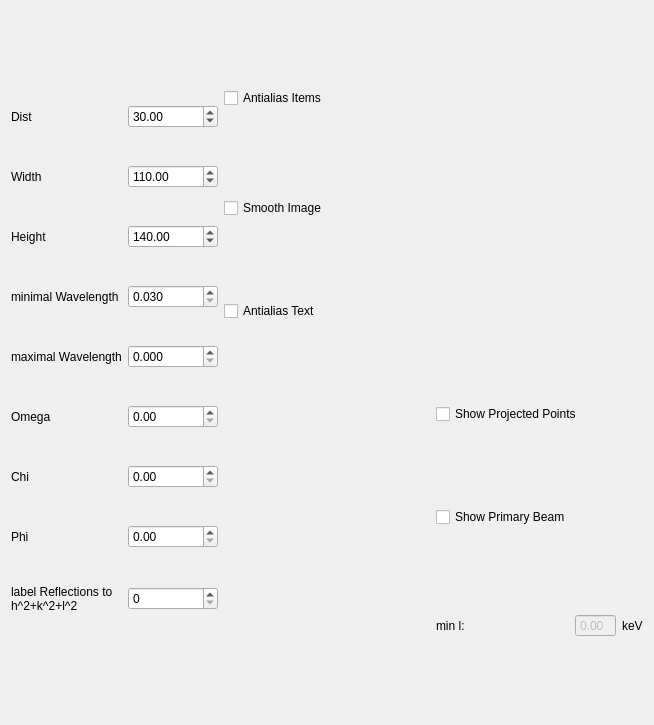
Before: the Qt Designer form LauePlaneCfgUI.ui in BackupTheBerlios/clip-svn, drawn with Qt 5.
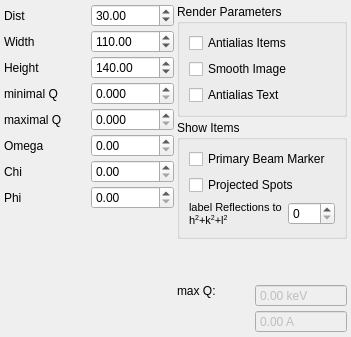
After: the same form once the commit is applied.

```diff
--- a/LauePlaneCfgUI.ui
+++ b/LauePlaneCfgUI.ui
@@ -5,15 +5,23 @@
    <rect>
     <x>0</x>
     <y>0</y>
-    <width>654</width>
-    <height>725</height>
+    <width>351</width>
+    <height>337</height>
    </rect>
   </property>
   <property name="windowTitle" >
    <string>Form</string>
   </property>
   <layout class="QGridLayout" name="gridLayout_2" >
-   <item rowspan="6" row="0" column="0" >
+   <property name="margin" >
+    <number>4</number>
+   </property>
+   <property name="spacing" >
+    <number>3</number>
+   </property>
+   <item rowspan="4" row="0" column="0" >
+    <layout class="QVBoxLayout" name="verticalLayout_3" >
+     <item>
     <layout class="QGridLayout" name="gridLayout" >
      <item row="0" column="0" >
       <widget class="QLabel" name="label_4" >
@@ -87,38 +95,47 @@
      <item row="3" column="0" >
       <widget class="QLabel" name="label_5" >
        <property name="text" >
-        <string>minimal Wavelength</string>
+          <string>minimal Q</string>
        </property>
        <property name="buddy" >
-        <cstring>detMinWavelength</cstring>
+          <cstring>detMinQ</cstring>
        </property>
       </widget>
      </item>
      <item row="3" column="1" >
-      <widget class="QDoubleSpinBox" name="detMinWavelength" >
+        <widget class="QDoubleSpinBox" name="detMinQ" >
+         <property name="suffix" >
+          <string/>
+         </property>
        <property name="decimals" >
         <number>3</number>
        </property>
        <property name="minimum" >
-        <double>0.030000000000000</double>
+          <double>0.000000000000000</double>
+         </property>
+         <property name="singleStep" >
+          <double>0.100000000000000</double>
        </property>
       </widget>
      </item>
      <item row="4" column="0" >
       <widget class="QLabel" name="label_6" >
        <property name="text" >
-        <string>maximal Wavelength</string>
+          <string>maximal Q</string>
        </property>
        <property name="buddy" >
-        <cstring>detMaxwavelength</cstring>
+          <cstring>detMaxQ</cstring>
        </property>
       </widget>
      </item>
      <item row="4" column="1" >
-      <widget class="QDoubleSpinBox" name="detMaxwavelength" >
+        <widget class="QDoubleSpinBox" name="detMaxQ" >
        <property name="decimals" >
         <number>3</number>
        </property>
+         <property name="singleStep" >
+          <double>0.100000000000000</double>
+         </property>
       </widget>
      </item>
      <item row="5" column="0" >
@@ -134,6 +151,16 @@
      <item row="5" column="1" >
       <widget class="QDoubleSpinBox" name="detOmega" />
      </item>
+       <item row="6" column="0" >
+        <widget class="QLabel" name="label_8" >
+         <property name="text" >
+          <string>Chi</string>
+         </property>
+         <property name="buddy" >
+          <cstring>detChi</cstring>
+         </property>
+        </widget>
+       </item>
      <item row="6" column="1" >
       <widget class="QDoubleSpinBox" name="detChi" />
      </item>
@@ -150,35 +177,33 @@
      <item row="7" column="1" >
       <widget class="QDoubleSpinBox" name="detPhi" />
      </item>
-     <item row="8" column="0" >
-      <widget class="QLabel" name="label" >
-       <property name="text" >
-        <string>label Reflections to h^2+k^2+l^2</string>
-       </property>
-       <property name="wordWrap" >
-        <bool>true</bool>
-       </property>
-       <property name="buddy" >
-        <cstring>maxRefLabel</cstring>
-       </property>
-      </widget>
+      </layout>
      </item>
-     <item row="8" column="1" >
-      <widget class="QSpinBox" name="maxRefLabel" />
-     </item>
-     <item row="6" column="0" >
-      <widget class="QLabel" name="label_8" >
-       <property name="text" >
-        <string>Chi</string>
+     <item>
+      <spacer name="verticalSpacer_2" >
+       <property name="orientation" >
+        <enum>Qt::Vertical</enum>
        </property>
-       <property name="buddy" >
-        <cstring>detChi</cstring>
+       <property name="sizeHint" stdset="0" >
+        <size>
+         <width>20</width>
+         <height>15</height>
+        </size>
        </property>
-      </widget>
+      </spacer>
      </item>
     </layout>
    </item>
    <item row="0" column="1" >
+    <widget class="QGroupBox" name="groupBox" >
+     <property name="title" >
+      <string>Render Parameters</string>
+     </property>
+     <property name="flat" >
+      <bool>true</bool>
+     </property>
+     <layout class="QVBoxLayout" name="verticalLayout" >
+      <item>
     <widget class="QCheckBox" name="checkBox" >
      <property name="text" >
       <string>Antialias Items</string>
@@ -188,7 +213,7 @@
      </property>
     </widget>
    </item>
-   <item row="1" column="1" >
+      <item>
     <widget class="QCheckBox" name="checkBox_2" >
      <property name="text" >
       <string>Smooth Image</string>
@@ -198,7 +223,7 @@
      </property>
     </widget>
    </item>
-   <item row="2" column="1" >
+      <item>
     <widget class="QCheckBox" name="checkBox_3" >
      <property name="text" >
       <string>Antialias Text</string>
@@ -208,109 +233,147 @@
      </property>
     </widget>
    </item>
-   <item row="3" column="2" >
-    <widget class="QCheckBox" name="checkBox_4" >
-     <property name="text" >
-      <string>Show Projected Points</string>
-     </property>
+     </layout>
     </widget>
    </item>
-   <item row="4" column="2" >
+   <item row="1" column="1" >
+    <widget class="QGroupBox" name="groupBox_2" >
+     <property name="title" >
+      <string>Show Items</string>
+     </property>
+     <property name="alignment" >
+      <set>Qt::AlignLeading|Qt::AlignLeft|Qt::AlignTop</set>
+     </property>
+     <property name="flat" >
+      <bool>true</bool>
+     </property>
+     <layout class="QVBoxLayout" name="verticalLayout_2" >
+      <item>
     <widget class="QCheckBox" name="checkBox_5" >
      <property name="text" >
-      <string>Show Primary Beam</string>
+         <string>Primary Beam Marker</string>
      </property>
     </widget>
    </item>
-   <item row="5" column="2" >
+      <item>
+       <widget class="QCheckBox" name="checkBox_4" >
+        <property name="text" >
+         <string>Projected Spots</string>
+        </property>
+       </widget>
+      </item>
+      <item>
     <layout class="QHBoxLayout" name="horizontalLayout_2" >
      <item>
-      <widget class="QLabel" name="label_10" >
+         <widget class="QLabel" name="label" >
        <property name="text" >
-        <string>min l:</string>
+           <string>&lt;!DOCTYPE HTML PUBLIC "-//W3C//DTD HTML 4.0//EN" "http://www.w3.org/TR/REC-html40/strict.dtd">
+&lt;html>&lt;head>&lt;meta name="qrichtext" content="1" />&lt;style type="text/css">
+p, li { white-space: pre-wrap; }
+&lt;/style>&lt;/head>&lt;body style=" font-family:'MS Shell Dlg 2'; font-size:8.25pt; font-weight:400; font-style:normal;">
+&lt;p style=" margin-top:0px; margin-bottom:0px; margin-left:0px; margin-right:0px; -qt-block-indent:0; text-indent:0px;">label Reflections to h&lt;span style=" vertical-align:super;">2&lt;/span>+k&lt;span style=" vertical-align:super;">2&lt;/span>+l&lt;span style=" vertical-align:super;">2&lt;/span>&lt;/p>&lt;/body>&lt;/html></string>
+          </property>
+          <property name="wordWrap" >
+           <bool>true</bool>
+          </property>
+          <property name="buddy" >
+           <cstring>maxRefLabel</cstring>
        </property>
       </widget>
      </item>
      <item>
+         <widget class="QSpinBox" name="maxRefLabel" />
+        </item>
+       </layout>
+      </item>
+     </layout>
+    </widget>
+   </item>
+   <item row="2" column="1" >
+    <spacer name="verticalSpacer" >
+     <property name="orientation" >
+      <enum>Qt::Vertical</enum>
+     </property>
+     <property name="sizeHint" stdset="0" >
+      <size>
+       <width>20</width>
+       <height>50</height>
+      </size>
+     </property>
+    </spacer>
+   </item>
+   <item row="3" column="1" >
       <layout class="QHBoxLayout" name="horizontalLayout" >
        <item>
-        <widget class="QDoubleSpinBox" name="doubleSpinBox" >
-         <property name="enabled" >
-          <bool>false</bool>
-         </property>
-         <property name="sizePolicy" >
-          <sizepolicy vsizetype="Fixed" hsizetype="Maximum" >
-           <horstretch>0</horstretch>
-           <verstretch>0</verstretch>
-          </sizepolicy>
-         </property>
-         <property name="frame" >
-          <bool>true</bool>
-         </property>
-         <property name="buttonSymbols" >
-          <enum>QAbstractSpinBox::NoButtons</enum>
-         </property>
-        </widget>
-       </item>
-       <item>
-        <widget class="QLabel" name="label_11" >
-         <property name="sizePolicy" >
-          <sizepolicy vsizetype="Maximum" hsizetype="Maximum" >
-           <horstretch>0</horstretch>
-           <verstretch>0</verstretch>
-          </sizepolicy>
-         </property>
+      <widget class="QLabel" name="label_10" >
          <property name="text" >
-          <string>keV</string>
-         </property>
-        </widget>
-       </item>
+        <string>max Q:</string>
+       </property>
+       <property name="alignment" >
+        <set>Qt::AlignLeading|Qt::AlignLeft|Qt::AlignTop</set>
+       </property>
+      </widget>
+     </item>
+     <item>
+      <layout class="QVBoxLayout" name="verticalLayout_4" >
+       <item>
+        <widget class="QDoubleSpinBox" name="QDispKEV" >
+         <property name="enabled" >
+          <bool>false</bool>
+         </property>
+         <property name="sizePolicy" >
+          <sizepolicy vsizetype="Fixed" hsizetype="Preferred" >
+           <horstretch>0</horstretch>
+           <verstretch>0</verstretch>
+          </sizepolicy>
+         </property>
+         <property name="frame" >
+          <bool>true</bool>
+         </property>
+         <property name="buttonSymbols" >
+          <enum>QAbstractSpinBox::NoButtons</enum>
+         </property>
+         <property name="prefix" >
+          <string/>
+         </property>
+         <property name="suffix" >
+          <string> keV</string>
+         </property>
+         <property name="maximum" >
+          <double>10000000.000000000000000</double>
+         </property>
+        </widget>
+       </item>
+       <item>
+        <widget class="QDoubleSpinBox" name="QDispA" >
+         <property name="enabled" >
+          <bool>false</bool>
+         </property>
+         <property name="sizePolicy" >
+          <sizepolicy vsizetype="Fixed" hsizetype="Preferred" >
+           <horstretch>0</horstretch>
+           <verstretch>0</verstretch>
+          </sizepolicy>
+         </property>
+         <property name="frame" >
+          <bool>true</bool>
+         </property>
+         <property name="buttonSymbols" >
+          <enum>QAbstractSpinBox::NoButtons</enum>
+         </property>
+         <property name="prefix" >
+          <string/>
+         </property>
+         <property name="suffix" >
+          <string> A</string>
+         </property>
+        </widget>
+       </item>
       </layout>
      </item>
     </layout>
    </item>
   </layout>
-  <zorder>maxRefLabel</zorder>
-  <zorder>label</zorder>
-  <zorder>lineEdit</zorder>
-  <zorder>lineEdit_2</zorder>
-  <zorder>lineEdit_3</zorder>
-  <zorder>label_2</zorder>
-  <zorder>label_3</zorder>
-  <zorder>label_4</zorder>
-  <zorder>lineEdit_4</zorder>
-  <zorder>lineEdit_5</zorder>
-  <zorder>label_5</zorder>
-  <zorder>label_6</zorder>
-  <zorder>timeEdit</zorder>
-  <zorder>doubleSpinBox</zorder>
-  <zorder>detWidth</zorder>
-  <zorder>detHeight</zorder>
-  <zorder>detDist</zorder>
-  <zorder>detMinWavelength</zorder>
-  <zorder>detMaxwavelength</zorder>
-  <zorder>label_7</zorder>
-  <zorder>spinBox_2</zorder>
-  <zorder>detOmega</zorder>
-  <zorder>label_7</zorder>
-  <zorder>doubleSpinBox_8</zorder>
-  <zorder>label_8</zorder>
-  <zorder>detChi</zorder>
-  <zorder>label_8</zorder>
-  <zorder>doubleSpinBox_9</zorder>
-  <zorder>detPhi</zorder>
-  <zorder>label_9</zorder>
-  <zorder>groupBox</zorder>
-  <zorder>groupBox_2</zorder>
-  <zorder>lineEdit</zorder>
-  <zorder>label_10</zorder>
-  <zorder>label_11</zorder>
-  <zorder>label_10</zorder>
-  <zorder>checkBox</zorder>
-  <zorder>checkBox_2</zorder>
-  <zorder>checkBox_3</zorder>
-  <zorder>checkBox_5</zorder>
-  <zorder>checkBox_4</zorder>
  </widget>
  <resources/>
  <connections/>
```
Lines whose indentation alone changed are shown as unchanged.
